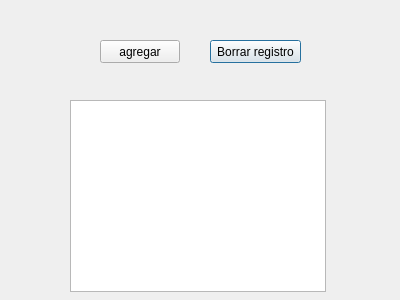
First picture: the form in dialogver.ui, repository ragingdemon/DB_text, before the edit.
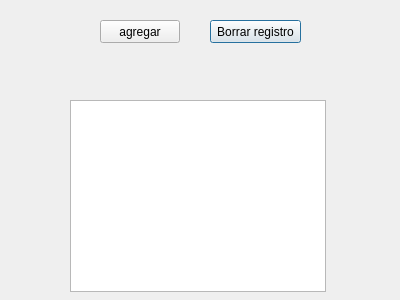
Second picture: the form after the edit.

Patch:
```diff
--- a/dialogver.ui
+++ b/dialogver.ui
@@ -27,7 +27,7 @@
    <property name="geometry">
     <rect>
      <x>210</x>
-     <y>40</y>
+     <y>20</y>
      <width>91</width>
      <height>23</height>
     </rect>
@@ -40,7 +40,7 @@
    <property name="geometry">
     <rect>
      <x>100</x>
-     <y>40</y>
+     <y>20</y>
      <width>80</width>
      <height>23</height>
     </rect>
```
